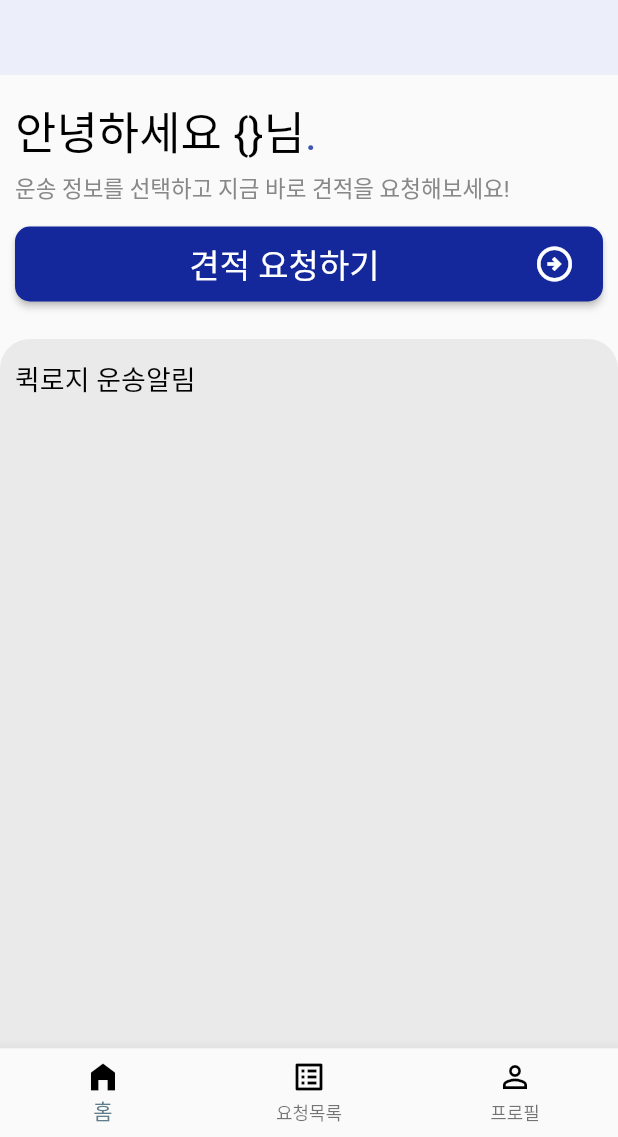
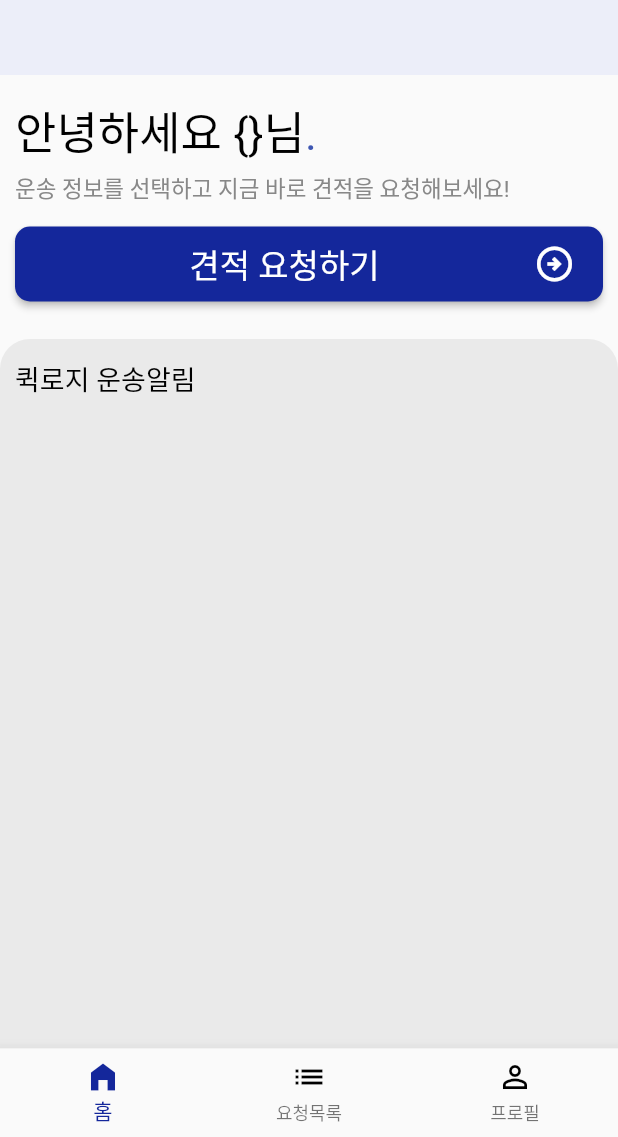
Before and after one commit to minseonkkim/QuickLogi, a Flutter app: the screen it shows after launch, after a tap on "홈 화면 보기(임시 버튼)", on a phone screen of 412 x 824 dp, the part 99-1236 px from its top. Run offline on Flutter 3.47's test engine with Material 2 defaults, Android fonts, the phone set to English and light mode, and no system bars; our stand-ins replace firebase_auth, firebase_core, get; accounts and stored records are empty; network calls fail; Roboto replaces fonts that are missing (Pretendard, PretendardBold).

Commit message:
프로필화면

```diff
--- a/userapp/lib/main.dart
+++ b/userapp/lib/main.dart
@@ -4,11 +4,14 @@ import 'package:get/get.dart';
 import 'package:quick_logi/screens/authentication/email_verify_screen.dart';
 import 'package:quick_logi/screens/authentication/join_screen.dart';
 import 'package:quick_logi/screens/authentication/login_screen.dart';
+import 'package:quick_logi/screens/main_screen.dart';
+import 'package:quick_logi/screens/profile_screen.dart';
 import 'package:quick_logi/screens/request_info_select/date_select_screen.dart';
 import 'package:quick_logi/screens/home_screen.dart';
 import 'package:quick_logi/screens/request_info_select/freight_select_screen.dart';
 import 'package:quick_logi/screens/request_info_select/place_select_screen.dart';
 import 'package:quick_logi/screens/request_info_select_screen.dart';
+import 'package:quick_logi/screens/request_list_screen.dart';
 import 'package:quick_logi/screens/splash_screen.dart';
 
 void main() async {
@@ -30,11 +33,14 @@ class MyApp extends StatelessWidget {
       ),
       initialRoute: '/SplashScreen',
       getPages: [
-        GetPage(name: '/HomeScreen', page: () => HomeScreen()),
         GetPage(
           name: '/SplashScreen',
           page: () => SplashScreen(),
         ),
+        GetPage(name: '/MainScreen', page: () => MainScreen()),
+        GetPage(name: '/HomeScreen', page: () => HomeScreen()),
+        GetPage(name: '/RequestListScreen', page: () => RequestListScreen()),
+        GetPage(name: '/ProfileScreen', page: () => ProfileScreen()),
         GetPage(
           name: '/RequestInfoSelectScreen',
           page: () => RequestInfoSelectScreen(),
--- a/userapp/lib/screens/authentication/login_screen.dart
+++ b/userapp/lib/screens/authentication/login_screen.dart
@@ -122,7 +122,7 @@ class LoginScreen extends StatelessWidget {
                         .then((value) {
                       print(value);
                       value.user!.emailVerified == true //이메일 인증 여부
-                          ? Get.offAllNamed('/HomeScreen')
+                          ? Get.offAllNamed('/MainScreen')
                           : print('이메일 확인 안댐');
                       return value;
                     });
--- a/userapp/lib/screens/home_screen.dart
+++ b/userapp/lib/screens/home_screen.dart
@@ -8,12 +8,10 @@ import 'package:get/get.dart';
 import '../utilities/constants.dart';
 
 class HomeScreen extends StatelessWidget {
-  int _selectedIndex = 0;
   @override
   Widget build(BuildContext context) {
     return Scaffold(
-      body: SafeArea(
-        child: Column(crossAxisAlignment: CrossAxisAlignment.start, children: [
+      body: Column(crossAxisAlignment: CrossAxisAlignment.start, children: [
         Padding(
           padding: const EdgeInsets.all(10.0),
           child: RichText(
@@ -22,9 +20,7 @@ class HomeScreen extends StatelessWidget {
               text: 'QuickLogi',
               style: TextStyle(
                   fontFamily: 'MontserratVariable',
-                    fontVariations: <FontVariation>[
-                      FontVariation('wght', 700.0)
-                    ],
+                  fontVariations: <FontVariation>[FontVariation('wght', 700.0)],
                   color: MAINCOLOR,
                   fontSize: 38),
             ),
@@ -32,9 +28,7 @@ class HomeScreen extends StatelessWidget {
               text: '.',
               style: TextStyle(
                   fontFamily: 'MontserratVariable',
-                    fontVariations: <FontVariation>[
-                      FontVariation('wght', 700.0)
-                    ],
+                  fontVariations: <FontVariation>[FontVariation('wght', 700.0)],
                   color: SUBCOLOR1,
                   fontSize: 38),
             ),
@@ -147,36 +141,6 @@ class HomeScreen extends StatelessWidget {
           ),
         )
       ]),
-      ),
-      bottomNavigationBar: BottomNavigationBar(items: [
-        BottomNavigationBarItem(
-            icon: _selectedIndex == 0
-                ? Icon(
-                    Icons.home_filled,
-                    color: Colors.black,
-                  )
-                : Icon(Icons.home_outlined, color: Colors.black),
-            label: '홈'),
-        BottomNavigationBarItem(
-            icon: _selectedIndex == 1
-                ? Icon(
-                    Icons.list_alt_outlined,
-                    color: Colors.black,
-                  )
-                : Icon(
-                    Icons.list_alt_outlined,
-                    color: Colors.black,
-                  ),
-            label: '요청목록'),
-        BottomNavigationBarItem(
-            icon: _selectedIndex == 2
-                ? Icon(Icons.person, color: Colors.black)
-                : Icon(
-                    Icons.person_outline,
-                    color: Colors.black,
-                  ),
-            label: '프로필')
-      ]),
     );
   }
 }
--- /dev/null
+++ b/userapp/lib/screens/main_screen.dart
@@ -0,0 +1,76 @@
+import 'dart:ui';
+
+import 'package:flutter/material.dart';
+import 'package:flutter/src/widgets/framework.dart';
+import 'package:flutter/src/widgets/placeholder.dart';
+import 'package:get/get.dart';
+import 'package:quick_logi/screens/home_screen.dart';
+import 'package:quick_logi/screens/profile_screen.dart';
+import 'package:quick_logi/screens/request_list_screen.dart';
+
+import '../utilities/constants.dart';
+
+// bottomNavigationBar binding
+class MainScreen extends StatefulWidget {
+  @override
+  State<MainScreen> createState() => _MainScreenState();
+}
+
+class _MainScreenState extends State<MainScreen> {
+  int _selectedIndex = 0;
+
+  final List<Widget> _widgetOptions = <Widget>[
+    HomeScreen(),
+    RequestListScreen(),
+    ProfileScreen()
+  ];
+
+  void _onItemTapped(int index) {
+    setState(() {
+      _selectedIndex = index;
+    });
+  }
+
+  @override
+  Widget build(BuildContext context) {
+    return Scaffold(
+      body: SafeArea(
+        child: _widgetOptions.elementAt(_selectedIndex),
+      ),
+      bottomNavigationBar: BottomNavigationBar(
+        items: [
+          BottomNavigationBarItem(
+              icon: _selectedIndex == 0
+                  ? Icon(
+                      Icons.home_filled,
+                      color: MAINCOLOR,
+                    )
+                  : Icon(Icons.home_outlined, color: Colors.black),
+              label: '홈'),
+          BottomNavigationBarItem(
+              icon: _selectedIndex == 1
+                  ? Icon(
+                      Icons.list_alt_outlined,
+                      color: MAINCOLOR,
+                    )
+                  : Icon(
+                      Icons.list,
+                      color: Colors.black,
+                    ),
+              label: '요청목록'),
+          BottomNavigationBarItem(
+              icon: _selectedIndex == 2
+                  ? Icon(Icons.person, color: MAINCOLOR)
+                  : Icon(
+                      Icons.person_outline,
+                      color: Colors.black,
+                    ),
+              label: '프로필')
+        ],
+        currentIndex: _selectedIndex,
+        selectedItemColor: MAINCOLOR,
+        onTap: _onItemTapped,
+      ),
+    );
+  }
+}
--- a/userapp/lib/screens/splash_screen.dart
+++ b/userapp/lib/screens/splash_screen.dart
@@ -66,7 +66,7 @@ class SplashScreen extends StatelessWidget {
                 children: [
                   ElevatedButton(
                       onPressed: () {
-                        Get.toNamed('/HomeScreen');
+                        Get.toNamed('/MainScreen');
                       },
                       style: ElevatedButton.styleFrom(
                         primary: LIGHT, // Background color
```
Also changed, not shown: userapp/lib/screens/profile_screen.dart (added, +175 -0 lines), userapp/lib/screens/request_list_screen.dart (added, +40 -0 lines). Lines whose indentation alone changed are shown as unchanged.
